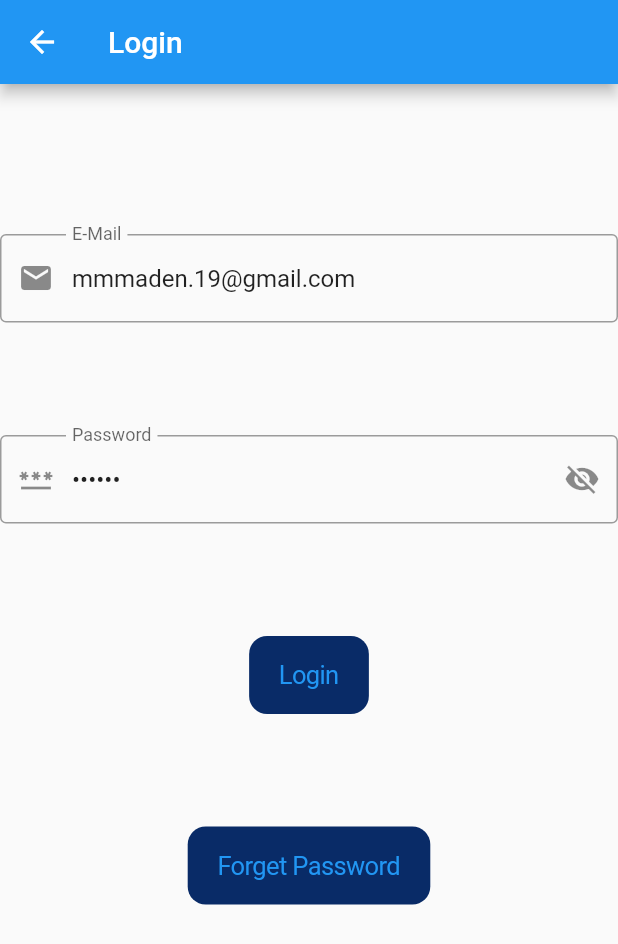
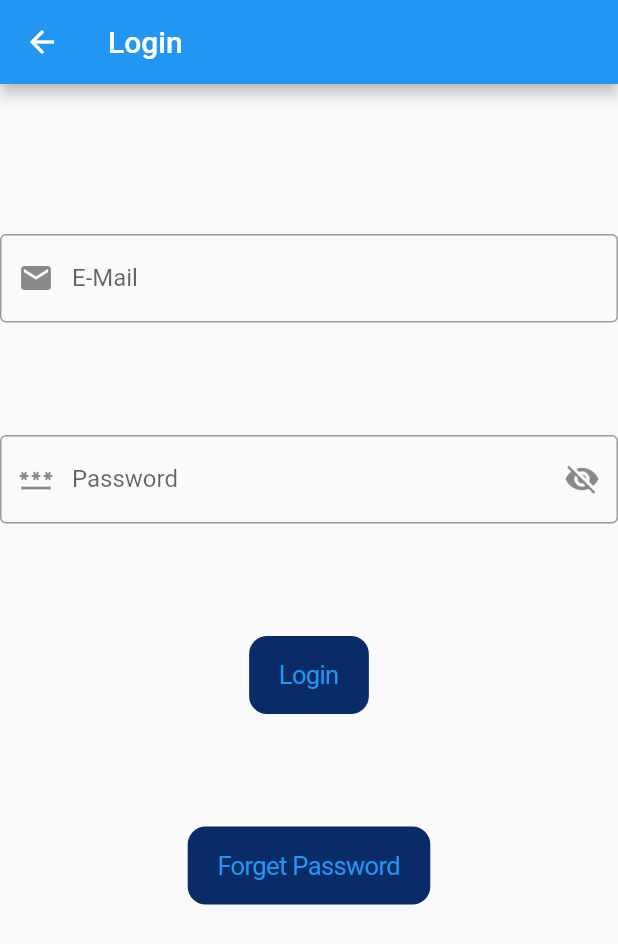
Before and after one commit to mehmetmaden/capstone, a Flutter app: the login_page screen opened directly, on a phone screen of 412 x 824 dp. Shown: the top 944 px of the screen. Run offline on Flutter 3.47's test engine with Material 2 defaults, Android fonts, the phone set to English and light mode, and no system bars; our stand-ins replace email_validator, firebase_auth, firebase_core, firebase_database; accounts and stored records are empty.

Commit message:
Update login_page.dart

```diff
--- a/lib/login_page.dart
+++ b/lib/login_page.dart
@@ -45,7 +45,6 @@ class _login_pageState extends State<login_page> {
                 Container(
                   child: TextFormField(
                     keyboardType: TextInputType.emailAddress,
-                    initialValue: 'mmmaden.19@gmail.com',
                     decoration: InputDecoration(
                       border: OutlineInputBorder(),
                       labelText: 'E-Mail',
@@ -70,7 +69,6 @@ class _login_pageState extends State<login_page> {
                 ),
                 Container(
                   child: TextFormField(
-                    initialValue: '123456',
                     decoration: InputDecoration(
                       border: OutlineInputBorder(),
                       labelText: 'Password',
```
